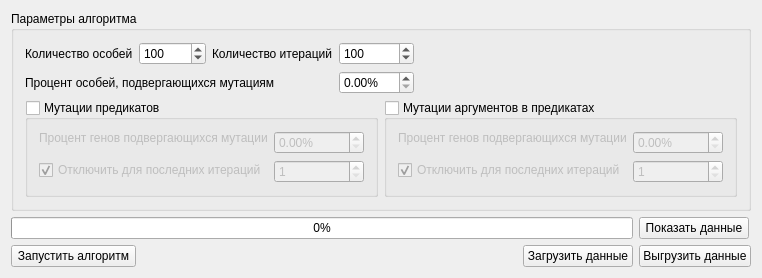
Qt form Masters_thesis_2/main_widget.ui (MrBenomos/Masters_thesis_2) before a commit.
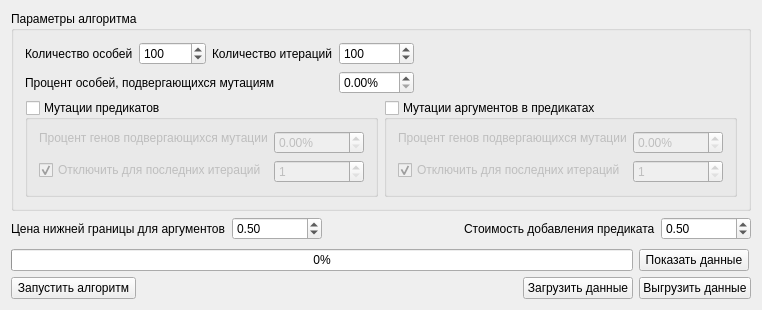
The same form after that commit.

```diff
--- a/Masters_thesis_2/main_widget.ui
+++ b/Masters_thesis_2/main_widget.ui
@@ -7,7 +7,7 @@
     <x>0</x>
     <y>0</y>
     <width>738</width>
-    <height>278</height>
+    <height>310</height>
    </rect>
   </property>
   <property name="windowTitle">
@@ -258,6 +258,93 @@
       </layout>
      </widget>
     </item>
+    <item>
+     <layout class="QHBoxLayout" name="horizontalLayout_2">
+      <item>
+       <widget class="QLabel" name="label">
+        <property name="text">
+         <string>Цена нижней границы для аргументов</string>
+        </property>
+       </widget>
+      </item>
+      <item>
+       <widget class="QDoubleSpinBox" name="sbCostArguments">
+        <property name="minimumSize">
+         <size>
+          <width>90</width>
+          <height>0</height>
+         </size>
+        </property>
+        <property name="suffix">
+         <string/>
+        </property>
+        <property name="decimals">
+         <number>2</number>
+        </property>
+        <property name="minimum">
+         <double>0.010000000000000</double>
+        </property>
+        <property name="maximum">
+         <double>0.990000000000000</double>
+        </property>
+        <property name="singleStep">
+         <double>0.100000000000000</double>
+        </property>
+        <property name="value">
+         <double>0.500000000000000</double>
+        </property>
+       </widget>
+      </item>
+      <item>
+       <spacer name="horizontalSpacer_3">
+        <property name="orientation">
+         <enum>Qt::Orientation::Horizontal</enum>
+        </property>
+        <property name="sizeHint" stdset="0">
+         <size>
+          <width>40</width>
+          <height>20</height>
+         </size>
+        </property>
+       </spacer>
+      </item>
+      <item>
+       <widget class="QLabel" name="label_6">
+        <property name="text">
+         <string>Стоимость добавления предиката</string>
+        </property>
+       </widget>
+      </item>
+      <item>
+       <widget class="QDoubleSpinBox" name="sbCostAdding">
+        <property name="minimumSize">
+         <size>
+          <width>90</width>
+          <height>0</height>
+         </size>
+        </property>
+        <property name="suffix">
+         <string/>
+        </property>
+        <property name="decimals">
+         <number>2</number>
+        </property>
+        <property name="minimum">
+         <double>0.000000000000000</double>
+        </property>
+        <property name="maximum">
+         <double>1.000000000000000</double>
+        </property>
+        <property name="singleStep">
+         <double>0.100000000000000</double>
+        </property>
+        <property name="value">
+         <double>0.500000000000000</double>
+        </property>
+       </widget>
+      </item>
+     </layout>
+    </item>
     <item>
      <spacer name="verticalSpacer">
       <property name="orientation">
```
